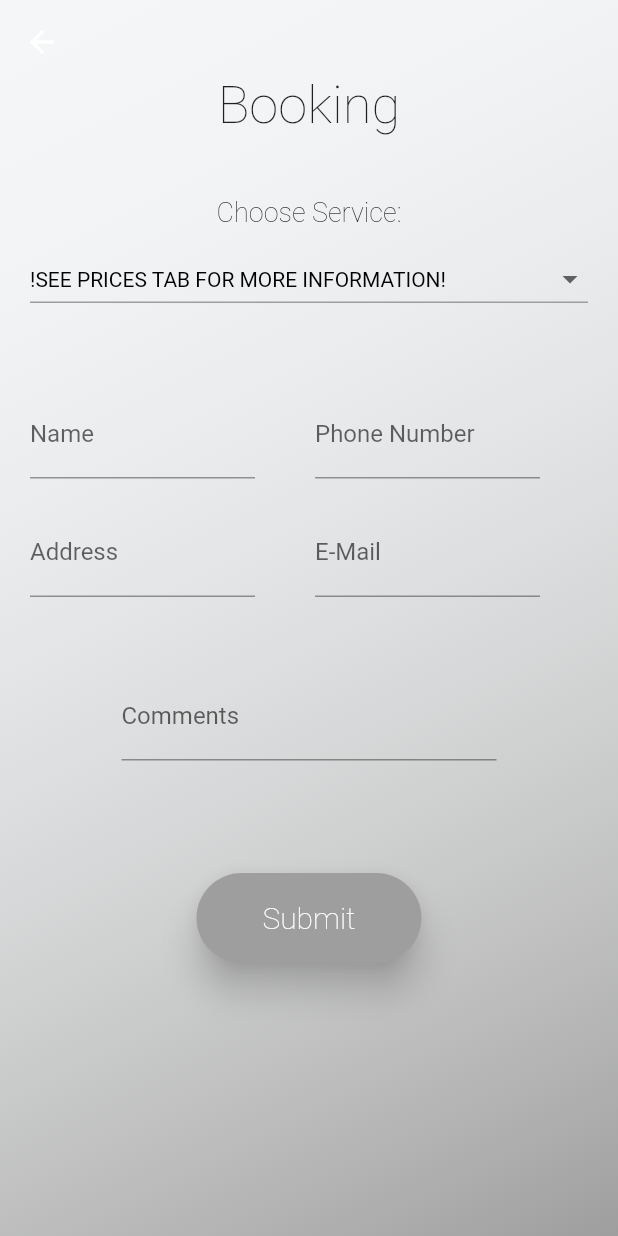
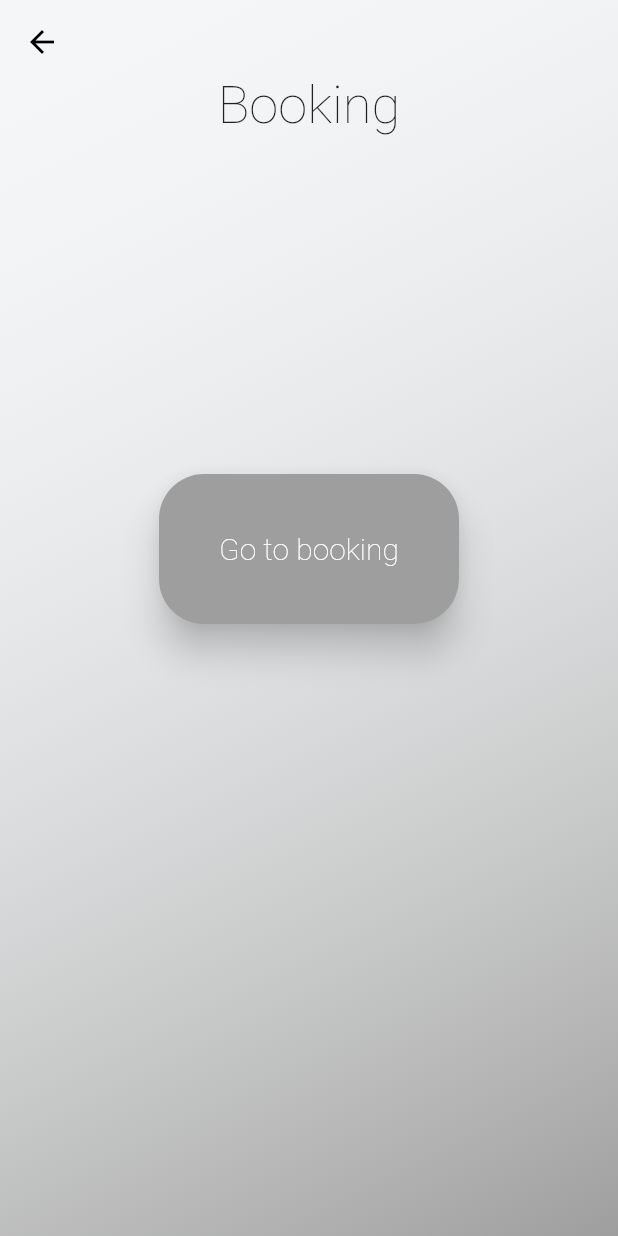
Before and after one commit to Heidelbergg/amvision_app, a Flutter app: the Bookings screen opened directly, on a phone screen of 412 x 824 dp. Run offline on Flutter 3.47's test engine with Material 2 defaults, Android fonts, the phone set to English and light mode, and no system bars; our stand-ins replace animated_text_kit, carousel_slider, cool_alert, font_awesome_flutter.

Commit message:
- pre release commit  - changed booking to an online form  - other small tweaks and changes  - updated packages/sdk's etc.

```diff
--- a/lib/prices_tabs/studio_tab.dart
+++ b/lib/prices_tabs/studio_tab.dart
@@ -16,6 +16,7 @@ class StudioPhotoState extends State<StudioPhoto> {
       appBar: AppBar(
         backgroundColor: Colors.transparent,
         elevation: 0,
+        leading: BackButton(color: Colors.black),
       ),
       body: buildBody(),
     );
@@ -52,9 +53,9 @@ class StudioPhotoState extends State<StudioPhoto> {
         Container(
           padding: EdgeInsets.all(20),
           child: Text(
-              "(1) Portraits for 30 min with 10-15 pictures and 10 edited pictures: 750,- \n\n"
-              "(2) Portraits for 1 hour with 20-30 pictures and 20 edited pictures: 1.500,- \n\n"
-              "(3) Portraits for 2 hours with 40-50 pictures and 30 edited pictures: 3000,- \n\n",
+              "Portraits for 30 min with 10-15 pictures and 10 edited pictures: 750,- \n\n"
+              "Portraits for 1 hour with 20-30 pictures and 20 edited pictures: 1.500,- \n\n"
+              "Portraits for 2 hours with 40-50 pictures and 30 edited pictures: 3000,- \n\n",
               style: TextStyle(fontSize: 18, fontWeight: FontWeight.w200)),
         ),
       ],
--- a/lib/screens/about_screen.dart
+++ b/lib/screens/about_screen.dart
@@ -16,6 +16,7 @@ class AboutUsState extends State<AboutUs> {
       appBar: AppBar(
         backgroundColor: Colors.transparent,
         elevation: 0,
+        leading: BackButton(color: Colors.black),
       ),
       body: buildBody(),
     );
--- a/lib/screens/booking_screen.dart
+++ b/lib/screens/booking_screen.dart
@@ -1,6 +1,8 @@
-import 'package:amvision_app/screens/home_screen.dart';
 import 'package:flutter/material.dart';
+import 'package:url_launcher/url_launcher.dart';
 import 'package:cool_alert/cool_alert.dart';
+
+
 
 // Possibly add a reference to a site where booking can be done (Both made for web and mobile platforms)
 
@@ -12,7 +14,6 @@ class Bookings extends StatefulWidget {
 }
 
 class BookingsState extends State<Bookings> {
-  String dropdownValue = '!SEE PRICES TAB FOR MORE INFORMATION!';
 
   @override
   Widget build(BuildContext context) {
@@ -22,6 +23,7 @@ class BookingsState extends State<Bookings> {
       appBar: AppBar(
         backgroundColor: Colors.transparent,
         elevation: 0,
+        leading: BackButton(color: Colors.black),
       ),
       body: buildBody(),
     );
@@ -47,7 +49,49 @@ class BookingsState extends State<Bookings> {
     );
   }
 
+  // Link to form for booking
   Widget booking() {
+
+    return Column(
+      children: [
+        Container(
+          padding: EdgeInsets.only(top: 50, bottom: 150),
+          child: Text("Booking",
+              style: TextStyle(fontSize: 35, fontWeight: FontWeight.w200)),
+        ),
+        Container(
+          padding: EdgeInsets.only(top: 75),
+          alignment: Alignment.center,
+          child: SizedBox(
+            height: 100,
+            width: 200,
+            child: ElevatedButton(
+              style: ButtonStyle(
+                backgroundColor: MaterialStateProperty.all(Colors.grey),
+                elevation: MaterialStateProperty.all(10),
+                shadowColor: MaterialStateProperty.all(Colors.black87),
+                shape: MaterialStateProperty.all<RoundedRectangleBorder>(
+                  RoundedRectangleBorder(
+                    borderRadius: BorderRadius.circular(30),
+                  ),
+                ),
+              ),
+              onPressed: () {
+                launch('https://form.123formbuilder.com/5997884/form');
+              },
+              child: Text(
+                "Go to booking",
+                style: TextStyle(fontSize: 20, fontWeight: FontWeight.w200),
+              ),
+            ),
+          ),
+        ),
+      ],
+    );
+  }
+
+// in-app form
+/*  Widget booking() {
     return Column(
       children: [
         Container(
@@ -216,5 +260,5 @@ class BookingsState extends State<Bookings> {
         ),
       ],
     );
-  }
+  }*/
 }
--- a/lib/screens/gallery_screen.dart
+++ b/lib/screens/gallery_screen.dart
@@ -16,6 +16,7 @@ class GalleryState extends State<Gallery> {
       appBar: AppBar(
         backgroundColor: Colors.transparent,
         elevation: 0,
+        leading: BackButton(color: Colors.black),
       ),
       body: buildBody(),
     );
--- a/lib/screens/home_screen.dart
+++ b/lib/screens/home_screen.dart
@@ -22,6 +22,7 @@ class _HomescreenState extends State<HomeScreen> {
       appBar: AppBar(
         backgroundColor: Colors.transparent,
         elevation: 0,
+        iconTheme: IconThemeData(color: Colors.black),
       ),
       drawer: buildDrawer(),
       body: buildBody(),
@@ -205,6 +206,7 @@ class _HomescreenState extends State<HomeScreen> {
     );
   }
 
+  // Buttons at the bottom of the screen
   Widget buildgallery() {
     return Container(
       padding: EdgeInsets.only(top: 10, bottom: 10),
--- a/lib/screens/prices_screen.dart
+++ b/lib/screens/prices_screen.dart
@@ -20,6 +20,7 @@ class PricesState extends State<Prices> {
       appBar: AppBar(
         backgroundColor: Colors.transparent,
         elevation: 0,
+        leading: BackButton(color: Colors.black),
       ),
       body: buildBody(),
     );
--- a/pubspec.yaml
+++ b/pubspec.yaml
@@ -18,7 +18,7 @@ publish_to: 'none' # Remove this line if you wish to publish to pub.dev
 version: 1.0.0+1
 
 environment:
-  sdk: ">=2.12.0 <3.0.0"
+  sdk: ">=2.14.0 <3.0.0"
 
 dependencies:
   flutter:
@@ -27,10 +27,11 @@ dependencies:
   carousel_slider: ^4.0.0
   animated_text_kit: ^4.2.1
   cool_alert: ^1.1.0
+  url_launcher: ^6.0.11
   # The following adds the Cupertino Icons font to your application.
   # Use with the CupertinoIcons class for iOS style icons.
   cupertino_icons: ^1.0.2
-  font_awesome_flutter: ^8.5.0
+  font_awesome_flutter: ^9.1.0
 
 dev_dependencies:
   flutter_test:
```
Also changed, not shown: lib/prices_tabs/events_tab.dart (+4 -3 lines), lib/prices_tabs/outdoor_tab.dart (+5 -4 lines), lib/prices_tabs/video_tab.dart (+5 -4 lines), pubspec.lock, 1 other file.
